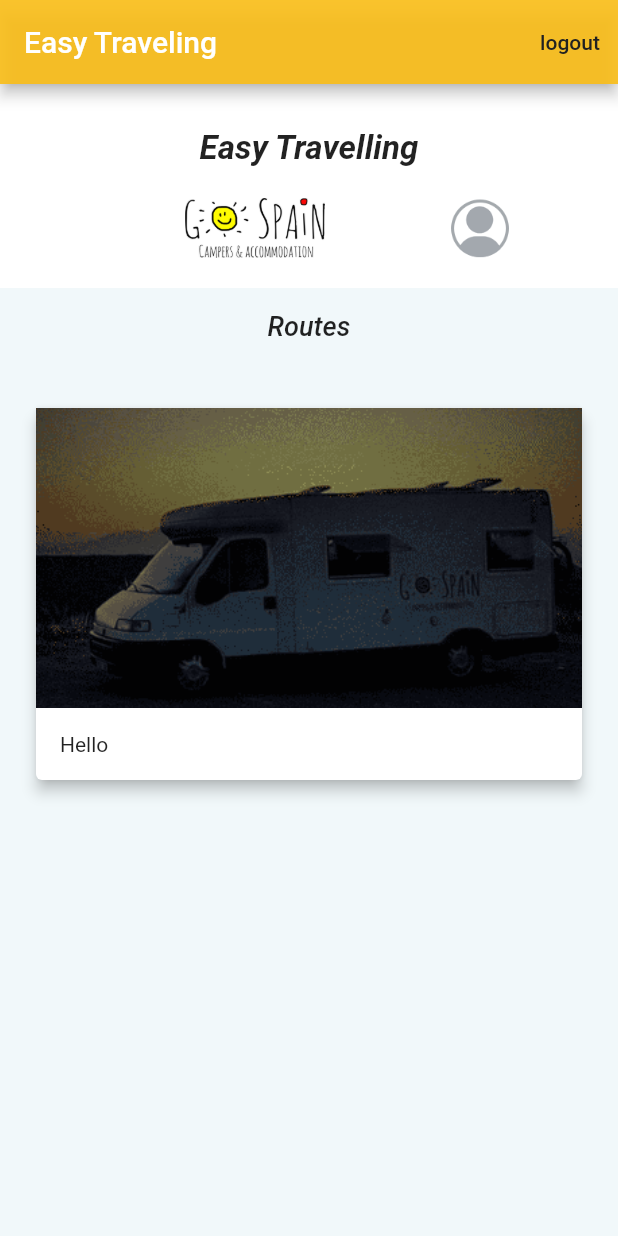
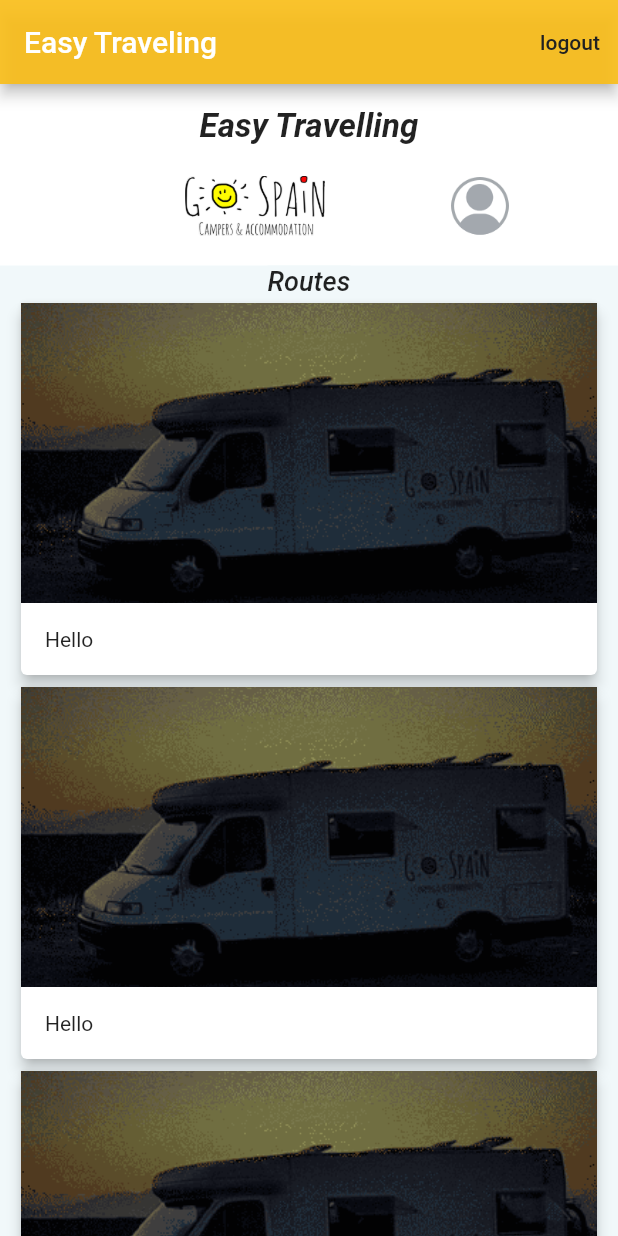
Before and after one commit to ISRAFIL-HOSSAIN/easy_travelling, a Flutter app: the screen it shows after launch, on a phone screen of 412 x 824 dp. Run offline on Flutter 3.47's test engine with Material 2 defaults, Android fonts, the phone set to English and light mode, and no system bars; our stand-ins replace get, google_fonts, shared_preferences.

Commit message:
listView routes

```diff
--- a/lib/views/screens/Home.dart
+++ b/lib/views/screens/Home.dart
@@ -19,8 +19,8 @@ class _HomeScreenState extends State<HomeScreen> {
     return Scaffold(
       backgroundColor: const Color.fromARGB(255, 241, 248, 250),
       appBar: AppBar(
-          title: Text('Easy Traveling'),
-          backgroundColor: Color.fromARGB(230, 251, 190, 23),
+          title: const Text('Easy Traveling'),
+          backgroundColor: const Color.fromARGB(230, 251, 190, 23),
           actions: [
             TextButton(
                 onPressed: () async {
@@ -33,12 +33,13 @@ class _HomeScreenState extends State<HomeScreen> {
                   style: TextStyle(color: Color.fromARGB(255, 33, 33, 33)),
                 ))
           ]),
-      body: Column(children: [
+      body: Column(
+        children: [
           Container(
             color: Colors.white,
             child: Center(
               child: Column(children: [
-              const SizedBox(height: 30),
+                const SizedBox(height: 15),
                 const Text(
                   "Easy Travelling",
                   textAlign: TextAlign.justify,
@@ -76,12 +77,7 @@ class _HomeScreenState extends State<HomeScreen> {
           ),
           Container(
             color: const Color.fromARGB(255, 241, 248, 250),
-          child: Column(
-            children: [
-              const SizedBox(
-                height: 15,
-              ),
-              const Text(
+            child: const Text(
               "Routes",
               textAlign: TextAlign.start,
               style: TextStyle(
@@ -90,16 +86,21 @@ class _HomeScreenState extends State<HomeScreen> {
                 fontWeight: FontWeight.w500,
               ),
             ),
-              const SizedBox(
-                height: 20,
           ),
-              Padding(
-                padding: EdgeInsets.all(20),
+
+          // List of Map routes
+          Expanded(
             child: SingleChildScrollView(
-                  child: Center(
+              child: Container(
+
+                child: ListView.builder(
+                    physics: AlwaysScrollableScrollPhysics(),
+                    shrinkWrap: true,
+                    itemCount: 10,
+                    itemBuilder: (context, index) {
+                      return Container(
+                          margin: const EdgeInsets.only(left: 10, right: 10),
                           child: Column(
-                        crossAxisAlignment: CrossAxisAlignment.start,
-                        mainAxisAlignment: MainAxisAlignment.center,
                             children: [
                               Card(
                                 elevation: 4.0,
@@ -119,14 +120,44 @@ class _HomeScreenState extends State<HomeScreen> {
                                   )
                                 ]),
                               ),
-                        ]),
+                            ],
+                          ));
+                    }),
               ),
             ),
-              )
+          ),
+          //   Padding(
+          //     padding: EdgeInsets.all(20),
+          //     child: ListView(children: [
+          //       Center(
+          //         child: Column(
+          //             crossAxisAlignment: CrossAxisAlignment.start,
+          //             mainAxisAlignment: MainAxisAlignment.center,
+          //             children: [
+          //               Card(
+          //                 elevation: 4.0,
+          //                 child: Column(children: [
+          //                   Container(
+          //                     height: 200.0,
+          //                     width: MediaQuery.of(context).size.width,
+          //                     child: Image.asset(
+          //                       "assets/images/sign_back.png",
+          //                       fit: BoxFit.cover,
+          //                     ),
+          //                   ),
+          //                   Container(
+          //                     padding: EdgeInsets.all(16.0),
+          //                     alignment: Alignment.centerLeft,
+          //                     child: Text("Hello"),
+          //                   )
+          //                 ]),
+          //               ),
+          //             ]),
+          //       ),
+          //     ]),
+          //   ),
         ],
       ),
-        )
-      ]),
     );
   }
 }
```
Also changed, not shown: lib/controller/routes_data_controller.dart (added). Lines whose indentation alone changed are shown as unchanged.
